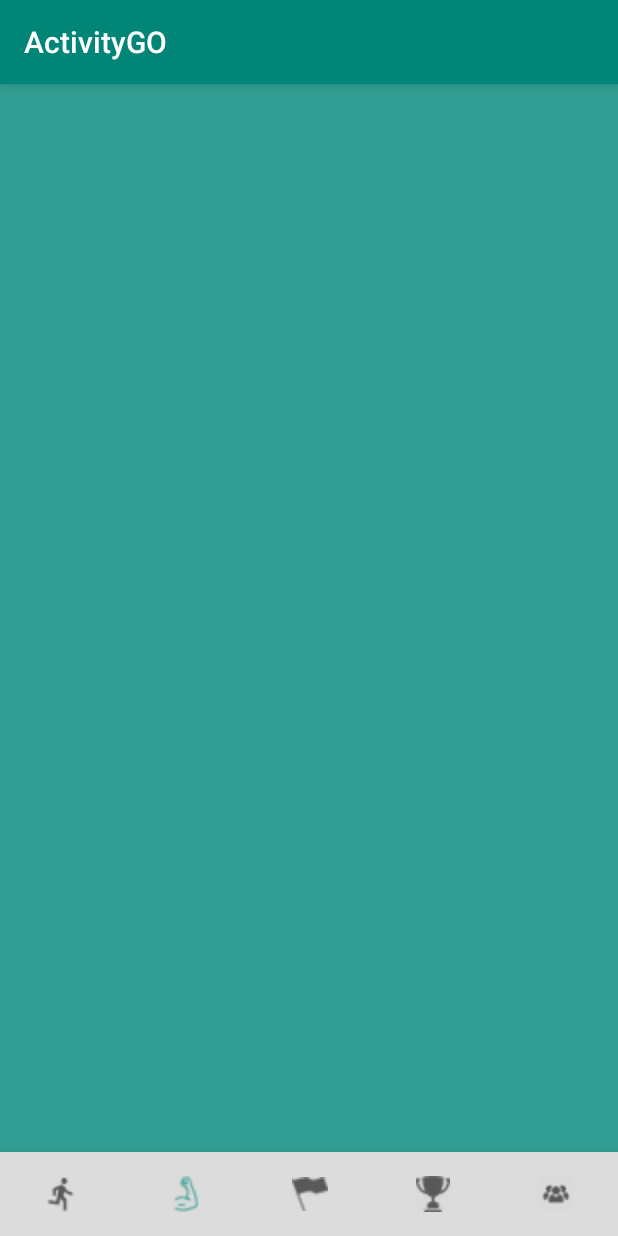
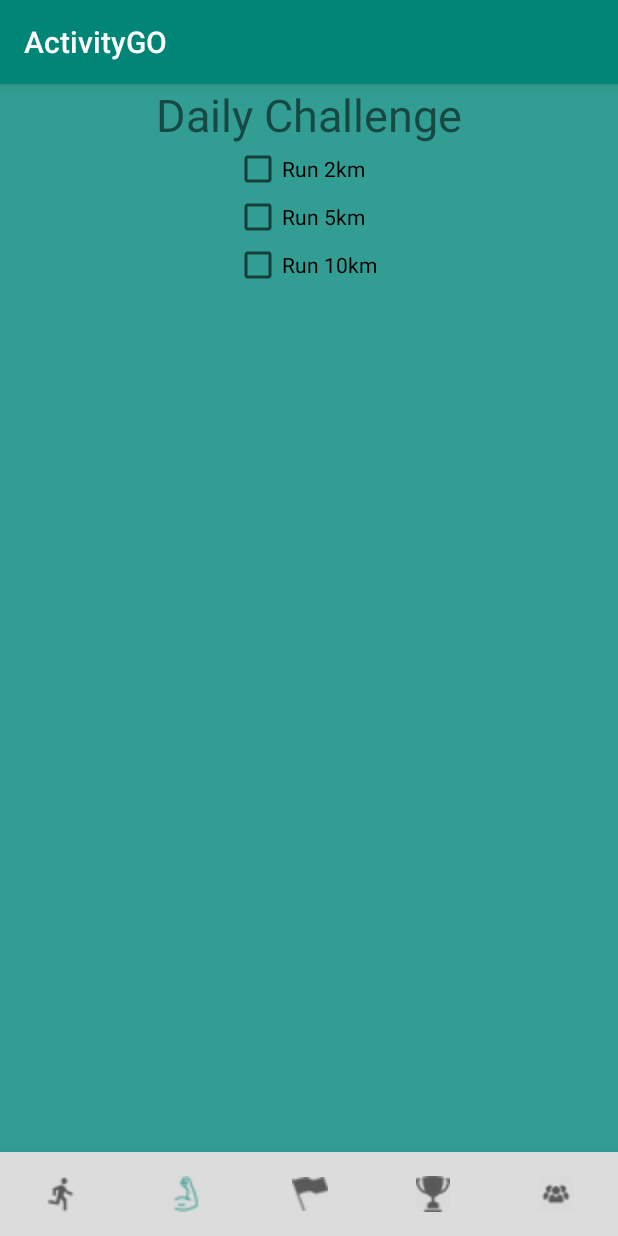
Before and after one commit to Badajaz/ActivityGO, an Android app: the MenuPrincipal screen opened directly, with no data from a screen before it, item 2 of the bottom bar chosen, on a phone screen of 412 x 824 dp. Run offline under Robolectric (Android 15) with nearby library versions, the phone set to English and light mode, and no system bars.

Commit message:
commit chalenges
chalenges a funcionar

```diff
--- /dev/null
+++ b/androidProjects - copia/app/src/main/java/com/example/android/activitygo/ChalengeFragment.java
@@ -0,0 +1,29 @@
+package com.example.android.activitygo;
+
+
+import android.os.Bundle;
+import android.app.Fragment;
+import android.view.LayoutInflater;
+import android.view.View;
+import android.view.ViewGroup;
+
+
+/**
+ * A simple {@link Fragment} subclass.
+ */
+public class ChalengeFragment extends Fragment {
+
+
+    public ChalengeFragment() {
+        // Required empty public constructor
+    }
+
+
+    @Override
+    public View onCreateView(LayoutInflater inflater, ViewGroup container,
+                             Bundle savedInstanceState) {
+        // Inflate the layout for this fragment
+        return inflater.inflate(R.layout.fragment_chalenge, container, false);
+    }
+
+}
--- a/androidProjects - copia/app/src/main/java/com/example/android/activitygo/MenuPrincipal.java
+++ b/androidProjects - copia/app/src/main/java/com/example/android/activitygo/MenuPrincipal.java
@@ -43,8 +43,15 @@ public class MenuPrincipal extends AppCompatActivity {
                             SelectedFragment = new RunFragment();
                             FragmentManager fm = getFragmentManager();
                             FragmentTransaction ft = fm.beginTransaction();
-                            ft.add(R.id.fragment_container,  SelectedFragment);
+                            ft.replace(R.id.fragment_container,  SelectedFragment);
                             ft.commit();
+                            break;
+                        case R.id.chalengeItem:
+                            SelectedFragment = new ChalengeFragment();
+                            FragmentManager fman = getFragmentManager();
+                            FragmentTransaction ftra = fman.beginTransaction();
+                            ftra.replace(R.id.fragment_container,  SelectedFragment);
+                            ftra.commit();
                             break;
                     }
                     FragmentManager fm = getFragmentManager();
--- /dev/null
+++ b/androidProjects - copia/app/src/main/res/layout/fragment_chalenge.xml
@@ -0,0 +1,59 @@
+<?xml version="1.0" encoding="utf-8"?>
+<FrameLayout xmlns:android="http://schemas.android.com/apk/res/android"
+    xmlns:tools="http://schemas.android.com/tools"
+    android:id="@+id/chalengeFrame"
+    android:layout_width="match_parent"
+    android:layout_height="match_parent"
+    android:orientation="vertical">
+    tools:context=".ChalengeFragment">
+
+    <!-- TODO: Update blank fragment layout -->
+    <ScrollView
+        android:layout_width="match_parent"
+        android:layout_height="match_parent">
+
+        <LinearLayout
+            android:layout_width="match_parent"
+            android:layout_height="wrap_content"
+            android:orientation="vertical" >
+
+            <TextView
+                android:id="@+id/textView2"
+                android:layout_width="match_parent"
+                android:layout_height="wrap_content"
+                android:gravity="center"
+                android:text="Daily Challenge"
+                android:textSize="30sp" />
+
+            <CheckBox
+                android:id="@+id/checkBox21"
+                android:layout_width="100dp"
+                android:layout_height="wrap_content"
+                android:layout_gravity="center"
+                android:text="Run 2km"
+                android:layout_weight="1"
+                android:clickable="false"/>
+
+            <CheckBox
+                android:id="@+id/checkBox5"
+                android:layout_width="100dp"
+                android:layout_height="wrap_content"
+                android:layout_gravity="center"
+                android:text="Run 5km"
+                android:layout_weight="1"
+                android:clickable="false"/>
+
+            <CheckBox
+                android:id="@+id/checkBox2"
+                android:layout_width="100dp"
+                android:layout_height="wrap_content"
+                android:layout_gravity="center"
+                android:text="Run 10km"
+                android:layout_weight="1"
+                android:clickable="false"/>
+
+
+        </LinearLayout>
+    </ScrollView>
+
+</FrameLayout>
```
Also changed, not shown: androidProjects - copia/app/src/main/res/layout/activity_sign_up.xml (+24 -18 lines), androidProjects - copia/app/src/main/res/layout/activity_menu_principal.xml (line endings or trailing spaces), 1 other file.
